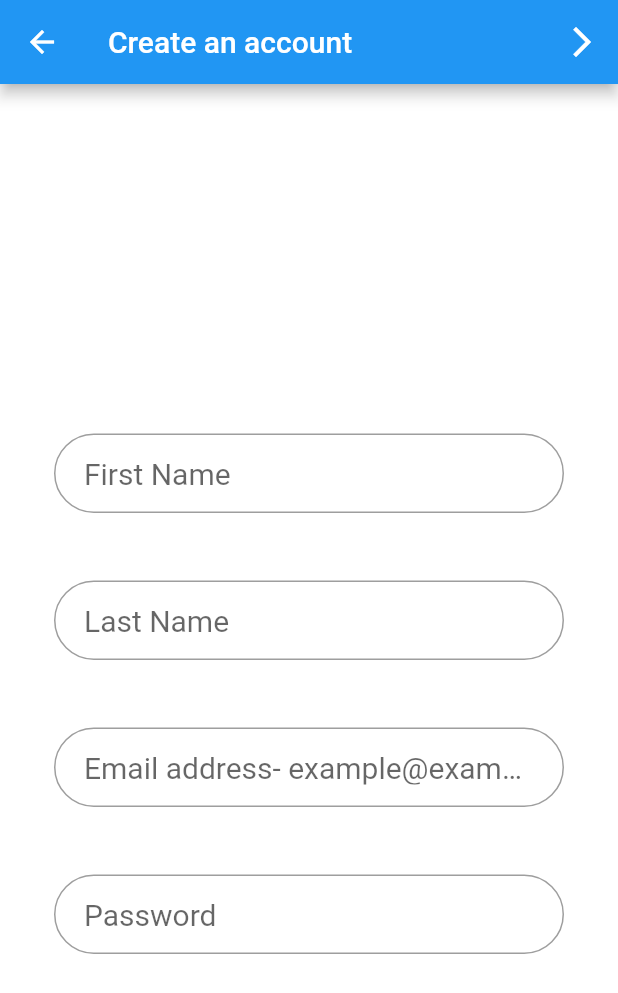
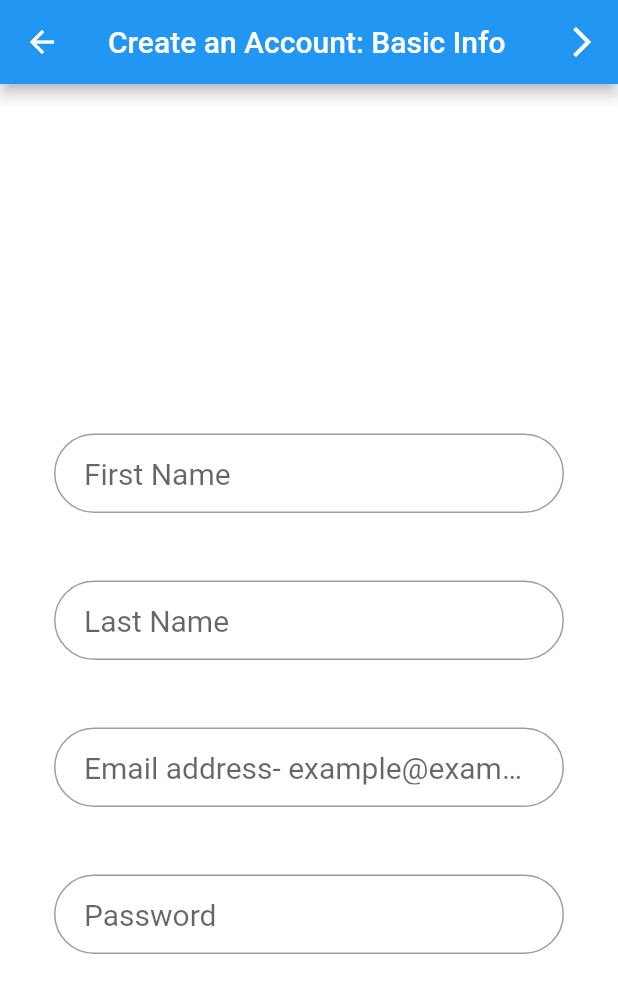
Before and after one commit to warrenchu/UofT_Hacks_2021, a Flutter app: the CreateNewAccount screen opened directly, on a phone screen of 412 x 824 dp. Shown: the top 993 px of the screen. Run offline on Flutter 3.47's test engine with Material 2 defaults, Android fonts, the phone set to English and light mode, and no system bars; missing offline and left inert: flame; Roboto replaces fonts that are missing (Montserrat).

Commit message:
Made funciton to create textfields. Trimmed some fat.

```diff
--- a/lib/createaccount.dart
+++ b/lib/createaccount.dart
@@ -1,97 +1,35 @@
 import 'package:flutter/material.dart';
 import 'package:flutter/widgets.dart';
 import 'questionnaire.dart';
+
+
+buildTextField(obscured, hiddenText){
+  final temp = TextField(
+      obscureText: obscured,
+      style: style,
+      decoration: InputDecoration(
+          contentPadding: EdgeInsets.fromLTRB(20.0, 15.0, 20.0, 15.0),
+          hintText: hiddenText,
+          border:
+              OutlineInputBorder(borderRadius: BorderRadius.circular(32.0))),
+    );
+
+    return temp;
+}
+
 
 class CreateNewAccount extends StatelessWidget {
   @override
   Widget build(BuildContext context) {
     TextStyle style = TextStyle(fontFamily: 'Montserrat', fontSize: 20.0);
 
-    final firstNameField = TextField(
-      obscureText: false,
-      style: style,
-      decoration: InputDecoration(
-          contentPadding: EdgeInsets.fromLTRB(20.0, 15.0, 20.0, 15.0),
-          hintText: "First Name",
-          border:
-              OutlineInputBorder(borderRadius: BorderRadius.circular(32.0))),
-    );
-    final lastNameField = TextField(
-      obscureText: false,
-      style: style,
-      decoration: InputDecoration(
-          contentPadding: EdgeInsets.fromLTRB(20.0, 15.0, 20.0, 15.0),
-          hintText: "Last Name",
-          border:
-              OutlineInputBorder(borderRadius: BorderRadius.circular(32.0))),
-    );
-    final emailField = TextField(
-      obscureText: false,
-      style: style,
-      decoration: InputDecoration(
-          contentPadding: EdgeInsets.fromLTRB(20.0, 15.0, 20.0, 15.0),
-          hintText: "Email address- example@example.ca",
-          border:
-              OutlineInputBorder(borderRadius: BorderRadius.circular(32.0))),
-    );
-    final passwordField = TextField(
-      obscureText: true,
-      style: style,
-      decoration: InputDecoration(
-          contentPadding: EdgeInsets.fromLTRB(20.0, 15.0, 20.0, 15.0),
-          hintText: "Password",
-          border:
-              OutlineInputBorder(borderRadius: BorderRadius.circular(32.0))),
-    );
-    final createAccountButton = Material(
-      elevation: 6.0,
-      borderRadius: BorderRadius.circular(30.0),
-      color: Color(0xff01A0C7),
-      child: MaterialButton(
-        minWidth: MediaQuery.of(context).size.width,
-        padding: EdgeInsets.fromLTRB(20.0, 15.0, 20.0, 15.0),
-        onPressed: () {},
-        child: Text("Create Account",
-            textAlign: TextAlign.center,
-            style: style.copyWith(
-                color: Colors.white, fontWeight: FontWeight.bold)),
-      ),
-    );
-    final submitButton = Material(
-        elevation: 6.0,
-        borderRadius: BorderRadius.circular(30.0),
-        color: Color(0xFF008000),
-        child: MaterialButton(
-          minWidth: MediaQuery.of(context).size.width,
-          padding: EdgeInsets.fromLTRB(20.0, 15.0, 20.0, 15.0),
-          onPressed: () {
-            // return to the login screen
-            Navigator.pop(context);
-          },
-          child: Text("Create Account",
-              textAlign: TextAlign.center,
-              style: style.copyWith(
-                  color: Colors.white, fontWeight: FontWeight.bold)),
-        ));
-    final goBackButton = Material(
-        elevation: 6.0,
-        borderRadius: BorderRadius.circular(30.0),
-        color: Color(0xff01A0C7),
-        child: MaterialButton(
-          minWidth: MediaQuery.of(context).size.width,
-          padding: EdgeInsets.fromLTRB(20.0, 15.0, 20.0, 15.0),
-          onPressed: () {
-            // return to the login screen
-            Navigator.pop(context);
-          },
-          child: Text("Back",
-              textAlign: TextAlign.center,
-              style: style.copyWith(
-                  color: Colors.white, fontWeight: FontWeight.bold)),
-        ));
+    final firstNameField = buildTextField(false, "First Name");
+    final lastNameField = buildTextField(false, "Last Name");
+    final emailField = buildTextField(false, "Email address- example@example.ca");
+    final passwordField = buildTextField(true, "Password");
     return Scaffold(
         appBar:
-            AppBar(title: const Text('Create an account'), actions: <Widget>[
+            AppBar(title: const Text('Create an Account: Basic Info'), actions: <Widget>[
           IconButton(
             icon: const Icon(Icons.arrow_forward_ios),
             tooltip: "Create account",
```
